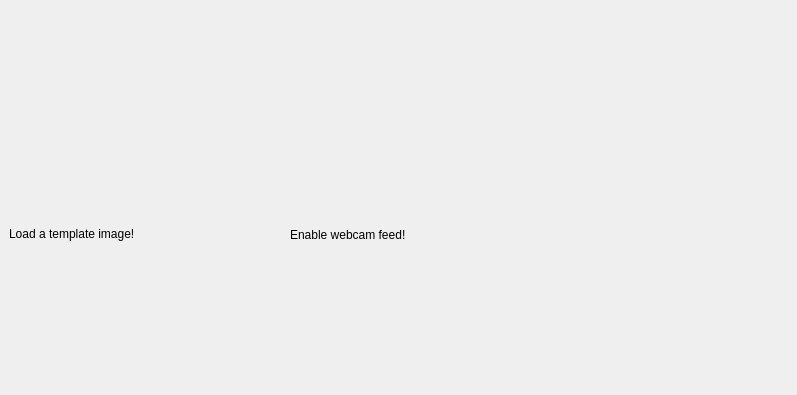
byuantl/ENPH353_Lab4, file SIFT_app.ui: the form before one commit; both pictures show x 0 to 797 and y 0 to 395 of the 900 by 600 pixel window.
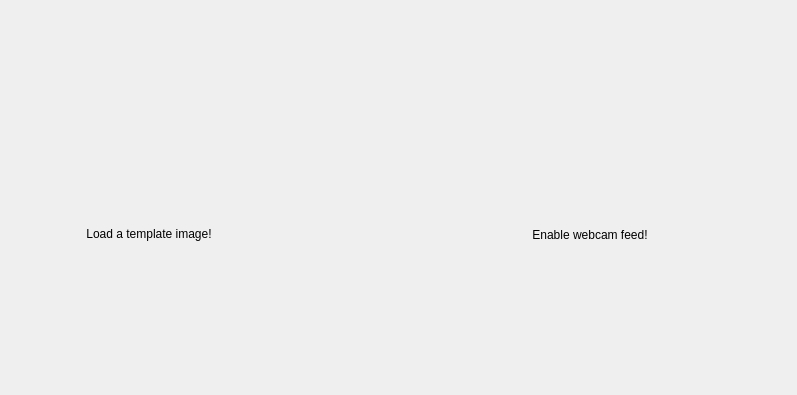
The form after the commit.

Patch:
```diff
--- a/SIFT_app.ui
+++ b/SIFT_app.ui
@@ -51,13 +51,16 @@
      <rect>
       <x>9</x>
       <y>9</y>
-      <width>281</width>
+      <width>280</width>
       <height>450</height>
      </rect>
     </property>
     <property name="text">
      <string>Load a template image!</string>
     </property>
+    <property name="alignment">
+     <set>Qt::AlignCenter</set>
+    </property>
    </widget>
    <widget class="QLabel" name="live_image_label">
     <property name="geometry">
@@ -71,6 +74,9 @@
     <property name="text">
      <string>Enable webcam feed!</string>
     </property>
+    <property name="alignment">
+     <set>Qt::AlignCenter</set>
+    </property>
    </widget>
   </widget>
   <widget class="QMenuBar" name="menubar">
```
